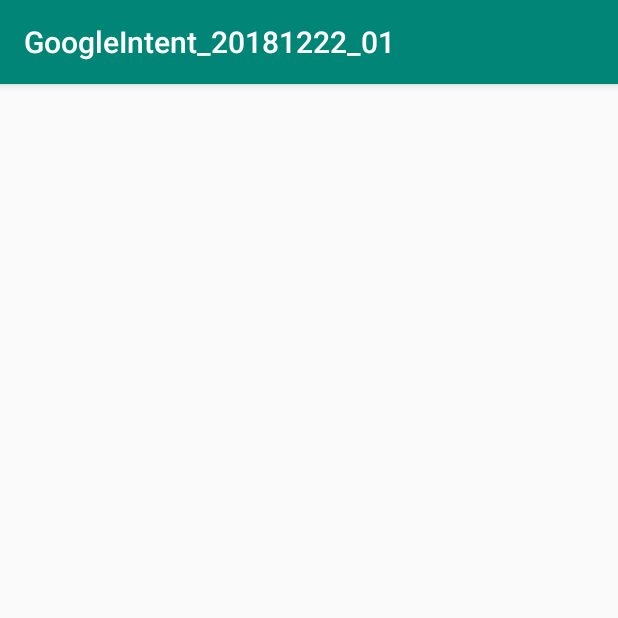
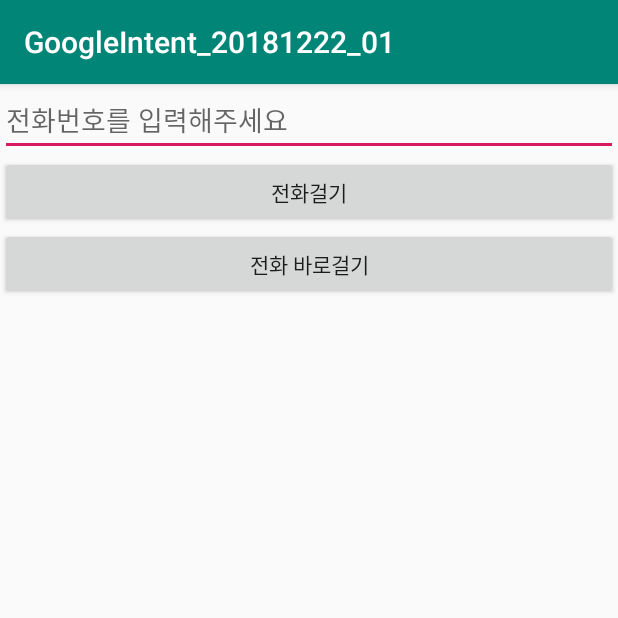
Before and after one commit to luvyoon/GoogleIntent_20181222_01, an Android app: the screen it shows after launch (MainActivity), on a phone screen of 412 x 824 dp, the top half of it. Run offline under Robolectric (Android 15) with nearby library versions, the phone set to English and light mode, and no system bars.

Commit message:
다이얼 연습 전화걸기

```diff
--- a/app/src/main/java/kr/tjeit/googleintent_20181222_01/BaseActivity.java
+++ b/app/src/main/java/kr/tjeit/googleintent_20181222_01/BaseActivity.java
@@ -3,9 +3,10 @@ package kr.tjeit.googleintent_20181222_01;
 import android.content.Context;
 import android.support.v7.app.AppCompatActivity;
 
-public abstract class BaseActivity extenzds AppCompatActivity {
+public abstract class BaseActivity extends AppCompatActivity {
 
-    public Context mContext =this;
+    public Context mContext = this;
+
 
     public abstract void setupEvents();
     public abstract void setValues ();
--- a/app/src/main/java/kr/tjeit/googleintent_20181222_01/MainActivity.java
+++ b/app/src/main/java/kr/tjeit/googleintent_20181222_01/MainActivity.java
@@ -1,18 +1,61 @@
 package kr.tjeit.googleintent_20181222_01;
 
+import android.content.Intent;
+import android.net.Uri;
 import android.support.v7.app.AppCompatActivity;
 import android.os.Bundle;
+import android.view.View;
+import android.widget.Button;
+import android.widget.EditText;
 
 public class MainActivity extends BaseActivity{
+
+
+    EditText phoneNumEdt;
+    Button dialBtn;
+    Button callBtn;
 
     @Override
     protected void onCreate(Bundle savedInstanceState) {
         super.onCreate(savedInstanceState);
         setContentView(R.layout.activity_main);
+        bindViews();
+        setupEvents();
+        setValues();
+
+
+
     }
 
     @Override
     public void setupEvents() {
+
+        callBtn.setOnClickListener(new View.OnClickListener() {
+            @Override
+            public void onClick(View v) {
+                String inputPhoneNum = phoneNumEdt.getText().toString();
+                Uri uri =Uri.parse(String.format("tel:%s",inputPhoneNum));
+                Intent intent= new Intent(Intent.ACTION_CALL,uri);
+                startActivity(intent);
+
+            }
+        });
+
+        dialBtn.setOnClickListener(new View.OnClickListener() {
+            @Override
+            public void onClick(View v) {
+//                 폰번 에딧 텍스트의 입력값을받고
+                String inputPhoneNum = phoneNumEdt.getText().toString();
+
+//                   그 입력값을 전화를 거는 데 사용
+
+                Uri uri = Uri.parse(String.format("tel: %s",inputPhoneNum));
+                Intent intent= new Intent(Intent.ACTION_DIAL, uri);
+                startActivity(intent);
+
+
+            }
+        });
 
     }
 
@@ -24,5 +67,9 @@ public class MainActivity extends BaseActivity{
     @Override
     public void bindViews() {
 
+        phoneNumEdt = findViewById(R.id.phoneNumEdt);
+        dialBtn = findViewById(R.id.dialBtn);
+        callBtn =findViewById(R.id.callBtn);
+
     }
 }
--- a/app/src/main/res/layout/activity_main.xml
+++ b/app/src/main/res/layout/activity_main.xml
@@ -7,6 +7,28 @@
     android:orientation="vertical"
     tools:context=".MainActivity">
 
+    <EditText
+        android:id="@+id/phoneNumEdt"
+        android:layout_width="match_parent"
+        android:layout_height="wrap_content"
+        android:singleLine="true"
+        android:hint="전화번호를 입력해주세요"
+        android:inputType="phone"
+        />
+
+    <Button
+        android:id="@+id/dialBtn"
+        android:layout_width="match_parent"
+        android:layout_height="wrap_content"
+        android:text="전화걸기"
+        />
+
+    <Button
+        android:id="@+id/callBtn"
+        android:layout_width="match_parent"
+        android:layout_height="wrap_content"
+        android:text="전화 바로걸기"
+        />
 
 
 
```
